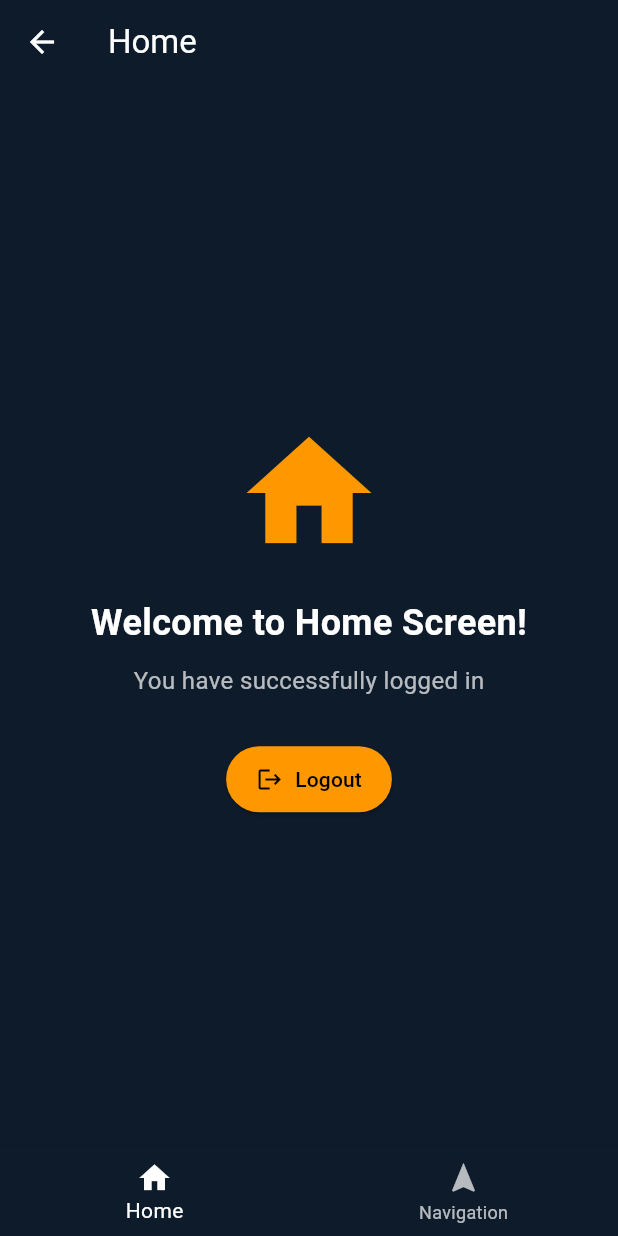
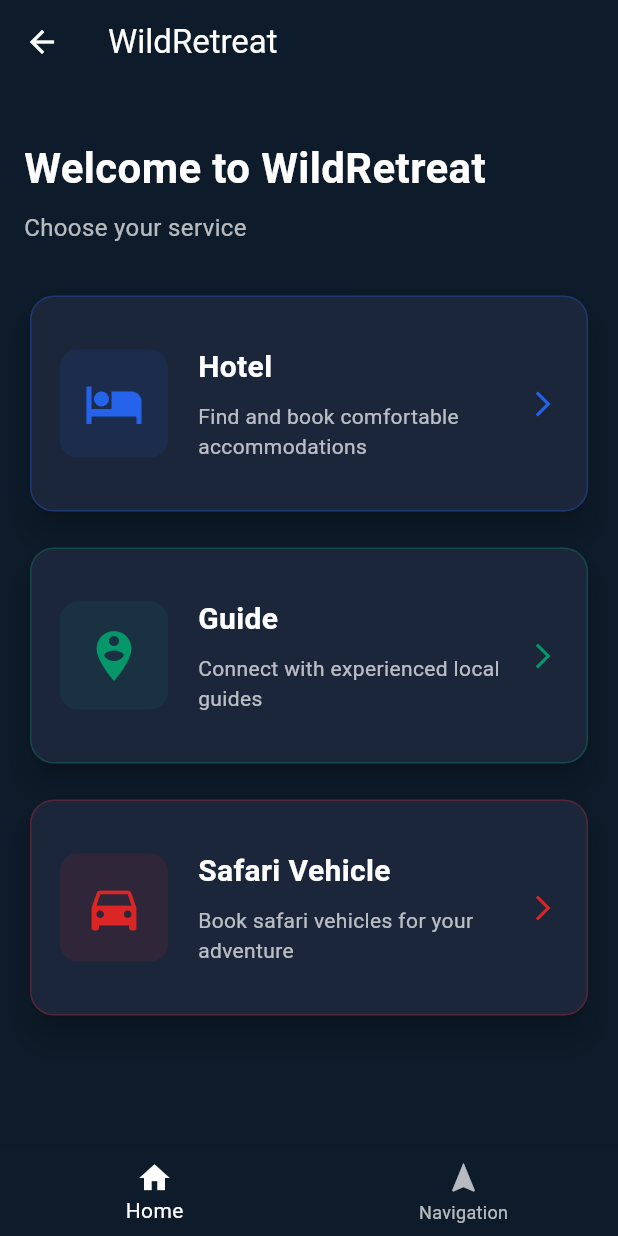
Before and after one commit to MihiranWijesekara/AR-Navigation-Mobile-App, a Flutter app: the HomeScreen screen opened by its route, on a phone screen of 412 x 824 dp. Run offline on Flutter 3.47's test engine with Material 3 defaults, Android fonts, the phone set to English and light mode, and no system bars; our stand-ins replace camera, flutter_blue_plus, flutter_compass, permission_handler.

Commit message:
add 3 card in home page

```diff
--- a/lib/home_screen.dart
+++ b/lib/home_screen.dart
@@ -65,7 +65,7 @@ class _HomeScreenState extends State<HomeScreen> {
       appBar: AppBar(
         backgroundColor: const Color(0xff0d1b2a),
         foregroundColor: Colors.white,
-        title: const Text("Home"),
+        title: const Text("WildRetreat"),
       ),
       body: _screens[_currentIndex],
       bottomNavigationBar: BottomNavigationBar(
@@ -95,39 +95,132 @@ class HomeContentScreen extends StatelessWidget {
 
   @override
   Widget build(BuildContext context) {
-    return Center(
+    return Padding(
+      padding: const EdgeInsets.all(16.0),
       child: Column(
-        mainAxisAlignment: MainAxisAlignment.center,
+        crossAxisAlignment: CrossAxisAlignment.start,
         children: [
-          const Icon(Icons.home, size: 100, color: Colors.orange),
           const SizedBox(height: 20),
           const Text(
-            "Welcome to Home Screen!",
+            'Welcome to WildRetreat',
             style: TextStyle(
               color: Colors.white,
-              fontSize: 24,
+              fontSize: 28,
               fontWeight: FontWeight.bold,
             ),
           ),
-          const SizedBox(height: 10),
+          const SizedBox(height: 8),
           const Text(
-            "You have successfully logged in",
+            'Choose your service',
             style: TextStyle(color: Colors.white70, fontSize: 16),
           ),
           const SizedBox(height: 30),
-          ElevatedButton.icon(
-            onPressed: () {
-              Navigator.pushReplacementNamed(context, '/login');
-            },
-            icon: const Icon(Icons.logout),
-            label: const Text('Logout'),
-            style: ElevatedButton.styleFrom(
-              backgroundColor: Colors.orange,
-              foregroundColor: Colors.black,
-              padding: const EdgeInsets.symmetric(horizontal: 20, vertical: 12),
+
+          Expanded(
+            child: GridView.count(
+              crossAxisCount: 1,
+              childAspectRatio: 2.5,
+              crossAxisSpacing: 16,
+              mainAxisSpacing: 16,
+              children: [
+                _buildServiceCard(
+                  context,
+                  'Hotel',
+                  'Find and book comfortable accommodations',
+                  Icons.hotel,
+                  const Color(0xff2563eb), // Blue
+                ),
+                _buildServiceCard(
+                  context,
+                  'Guide',
+                  'Connect with experienced local guides',
+                  Icons.person_pin_circle,
+                  const Color(0xff059669), // Green
+                ),
+                _buildServiceCard(
+                  context,
+                  'Safari Vehicle',
+                  'Book safari vehicles for your adventure',
+                  Icons.directions_car,
+                  const Color(0xffdc2626), // Red
+                ),
+              ],
             ),
           ),
+          const SizedBox(height: 20),
         ],
+      ),
+    );
+  }
+
+  Widget _buildServiceCard(
+    BuildContext context,
+    String title,
+    String description,
+    IconData icon,
+    Color color,
+  ) {
+    return Card(
+      elevation: 8,
+      color: const Color(0xff1b263b),
+      shape: RoundedRectangleBorder(
+        borderRadius: BorderRadius.circular(16),
+        side: BorderSide(color: color.withOpacity(0.3), width: 1),
+      ),
+      child: InkWell(
+        onTap: () {
+          ScaffoldMessenger.of(context).showSnackBar(
+            SnackBar(
+              content: Text('$title service selected'),
+              backgroundColor: color,
+              duration: const Duration(seconds: 2),
+            ),
+          );
+        },
+        borderRadius: BorderRadius.circular(16),
+        child: Padding(
+          padding: const EdgeInsets.all(20),
+          child: Row(
+            children: [
+              Container(
+                padding: const EdgeInsets.all(16),
+                decoration: BoxDecoration(
+                  color: color.withOpacity(0.1),
+                  borderRadius: BorderRadius.circular(12),
+                ),
+                child: Icon(icon, size: 40, color: color),
+              ),
+              const SizedBox(width: 20),
+              Expanded(
+                child: Column(
+                  crossAxisAlignment: CrossAxisAlignment.start,
+                  mainAxisAlignment: MainAxisAlignment.center,
+                  children: [
+                    Text(
+                      title,
+                      style: const TextStyle(
+                        color: Colors.white,
+                        fontSize: 20,
+                        fontWeight: FontWeight.bold,
+                      ),
+                    ),
+                    const SizedBox(height: 8),
+                    Text(
+                      description,
+                      style: const TextStyle(
+                        color: Colors.white70,
+                        fontSize: 14,
+                      ),
+                      maxLines: 2,
+                      overflow: TextOverflow.ellipsis,
+                    ),
+                  ],
+                ),
+              ),
+              Icon(Icons.arrow_forward_ios, color: color, size: 20),
+            ],
+          ),
+        ),
       ),
     );
   }
--- a/lib/login_screen.dart
+++ b/lib/login_screen.dart
@@ -32,7 +32,7 @@ class _LoginScreenState extends State<LoginScreen> {
 
     try {
       final url = Uri.parse(
-        'https://2a97093f82c1.ngrok-free.app/api/auth/signin',
+        'https://9780b25b80dd.ngrok-free.app/api/auth/signin',
       );
       final response = await http.post(
         url,
```
